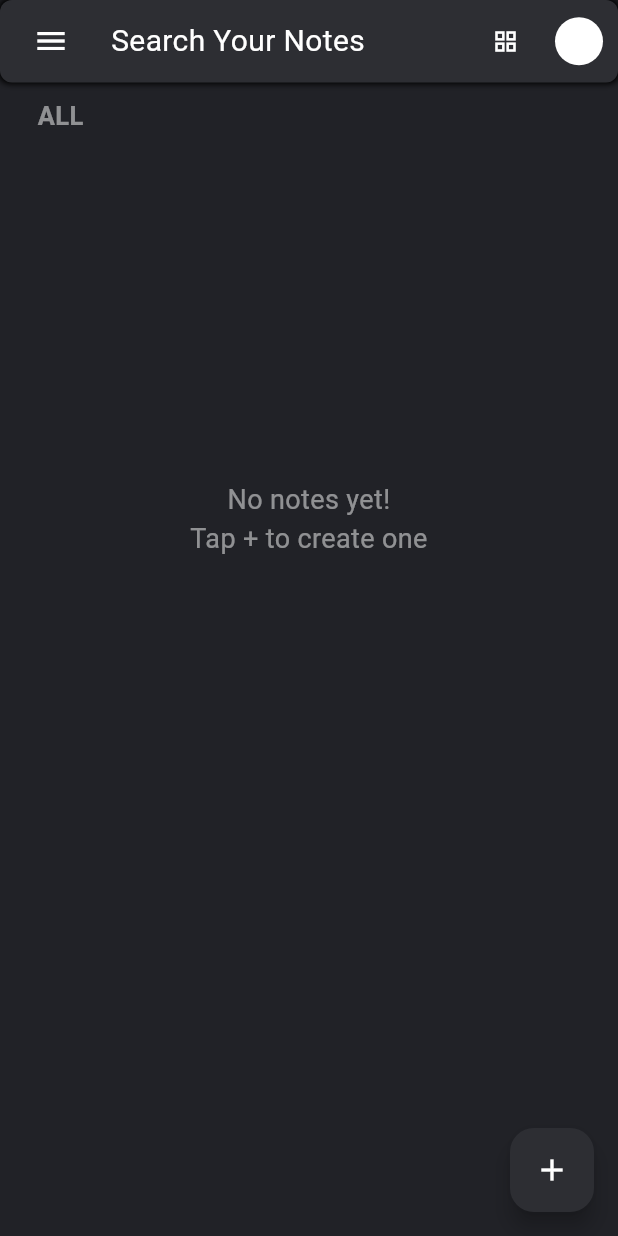
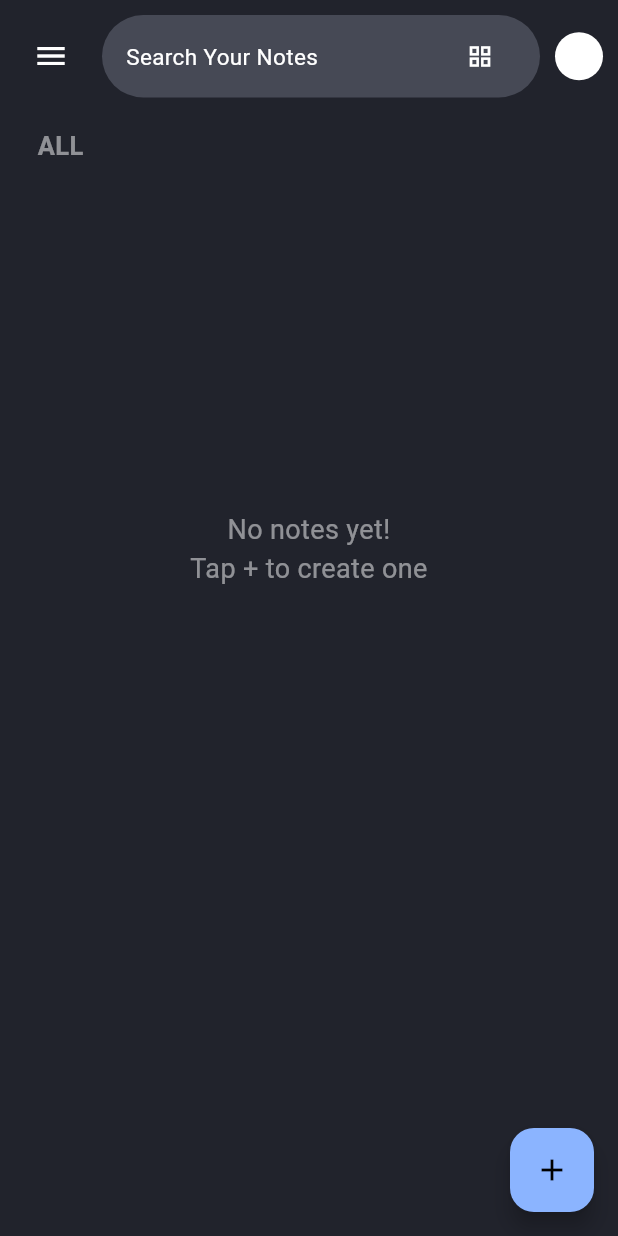
Before and after one commit to VinayPapnoi/BRL_Task_3_-Google-Keep-Clone-, a Flutter app: the screen it shows after launch, on a phone screen of 412 x 824 dp. Run offline on Flutter 3.47's test engine with Material 3 defaults, Android fonts, the phone set to English and light mode, and no system bars; our stand-ins replace flutter_riverpod, hive, hive_flutter; accounts and stored records are empty.

Commit message:
small UI changes to match the app

```diff
--- a/lib/home.dart
+++ b/lib/home.dart
@@ -16,9 +16,6 @@ class Home extends ConsumerStatefulWidget {
 
 class _HomeState extends ConsumerState<Home> {
   GlobalKey<ScaffoldState> _drawerkey = GlobalKey();
-  String note =
-      "Sample Note: this is a note lekjfiosejfosiefjsdkfsekdfjsdlkfjsdlkfjsdlkfjsldkfjsdlkfjksdl Sample Note: this is a note lekjfiosejfosiefjsdkfsekdfjsdlkfjsdlkfjsdlkfjsldkfjsdlkfjksdl Sample Note: this is a note lekjfiosejfosiefjsdkfsekdfjsdlkfjsdlkfjsdlkfjsldkfjsdlkfjksdl Sample Note: this is a note lekjfiosejfosiefjsdkfsekdfjsdlkfjsdlkfjsdlkfjsldkfjsdlkfjksdl Sample Note: this is a note lekjfiosejfosiefjsdkfsekdfjsdlkfjsdlkfjsdlkfjsldkfjsdlkfjksdl Sample Note: this is a note lekjfiosejfosiefjsdkfsekdfjsdlkfjsdlkfjsdlkfjsldkfjsdlkfjksdl ";
-  String note1 = "Sample Note: this is a smaller notesgsevfs";
 
   @override
   Widget build(BuildContext context) {
@@ -26,52 +23,50 @@ class _HomeState extends ConsumerState<Home> {
       endDrawerEnableOpenDragGesture: true,
       key: _drawerkey,
       drawer: Sidemenu(),
-      backgroundColor: bgColor,
+      backgroundColor: const Color.fromARGB(255, 33, 35, 44),
       body: SafeArea(
         child: SingleChildScrollView(
           child: Container(
             child: Column(
               crossAxisAlignment: CrossAxisAlignment.start,
               children: [
-                Container(
-                  padding: EdgeInsets.symmetric(vertical: 10, horizontal: 10),
-                  width: MediaQuery.of(context).size.width,
-                  height: 55,
-                  decoration: BoxDecoration(
-                    color: const Color.fromRGBO(45, 46, 51, 1),
-                    borderRadius: BorderRadius.circular(8),
-                    boxShadow: [
-                      BoxShadow(
-                        color: Color.fromRGBO(0, 0, 0, 51),
-                        spreadRadius: 1,
-                        blurRadius: 3,
-                      ),
-                    ],
-                  ),
+                Padding(
+                  padding: EdgeInsets.symmetric(horizontal: 10, vertical: 10),
                   child: Row(
                     children: [
-
                       IconButton(
                         onPressed: () {
                           _drawerkey.currentState?.openDrawer();
                         },
                         icon: Icon(Icons.menu, color: white),
                         padding: EdgeInsets.zero,
-                        constraints:
-                            BoxConstraints(),
+                        constraints: BoxConstraints(),
                       ),
-                      SizedBox(width: 16),
+                      SizedBox(width: 10),
+
+                      // Search bar - in the middle
                       Expanded(
-
+                        child: Container(
+                          padding: EdgeInsets.symmetric(
+                            vertical: 10,
+                            horizontal: 16,
+                          ),
+                          height: 55,
+                          decoration: BoxDecoration(
+                            color: const Color.fromARGB(255, 70, 73, 85),
+                            borderRadius: BorderRadius.circular(50),
+                          ),
+                          child: Row(
+                            children: [
+                              Expanded(
                                 child: Text(
                                   'Search Your Notes',
                                   style: TextStyle(
                                     color: Color.fromRGBO(255, 255, 255, 127),
-                            fontSize: 20,
+                                    fontSize: 15,
                                   ),
                                 ),
                               ),
-
                               TextButton(
                                 style: TextButton.styleFrom(
                                   shape: RoundedRectangleBorder(
@@ -83,18 +78,22 @@ class _HomeState extends ConsumerState<Home> {
                                     255,
                                     0.3,
                                   ),
-                          padding: EdgeInsets.all(
-                            8,
+                                  padding: EdgeInsets.all(8),
+                                  minimumSize: Size(40, 40),
                                 ),
-                          minimumSize: Size(
-                            40,
-                            40,
+                                onPressed: () {},
+                                child: const Icon(
+                                  Icons.grid_view,
+                                  color: Colors.white,
                                 ),
                               ),
-                        onPressed: () {},
-                        child: const Icon(Icons.grid_view, color: Colors.white),
+                            ],
                           ),
-                      SizedBox(width: 9),
+                        ),
+                      ),
+
+                      SizedBox(width: 10),
+
                       CircleAvatar(radius: 16, backgroundColor: Colors.white),
                     ],
                   ),
@@ -158,22 +157,20 @@ class _HomeState extends ConsumerState<Home> {
         ),
       ),
       floatingActionButton: FloatingActionButton(
-        backgroundColor: cardColor,
+        backgroundColor: const Color.fromARGB(255, 139, 180, 255),
         onPressed: () {
           Navigator.push(
             context,
             MaterialPageRoute(builder: (context) => const AddEditNoteScreen()),
           );
         },
-        child: Icon(Icons.add, color: white),
+        child: Icon(Icons.add, color: Colors.black),
       ),
     );
   }
 
   Widget notesSectionAll() {
-    final notes = ref.watch(
-      notesProvider,
-    );
+    final notes = ref.watch(notesProvider);
 
     return Column(
       crossAxisAlignment: CrossAxisAlignment.start,
```
Lines whose indentation alone changed are shown as unchanged.
